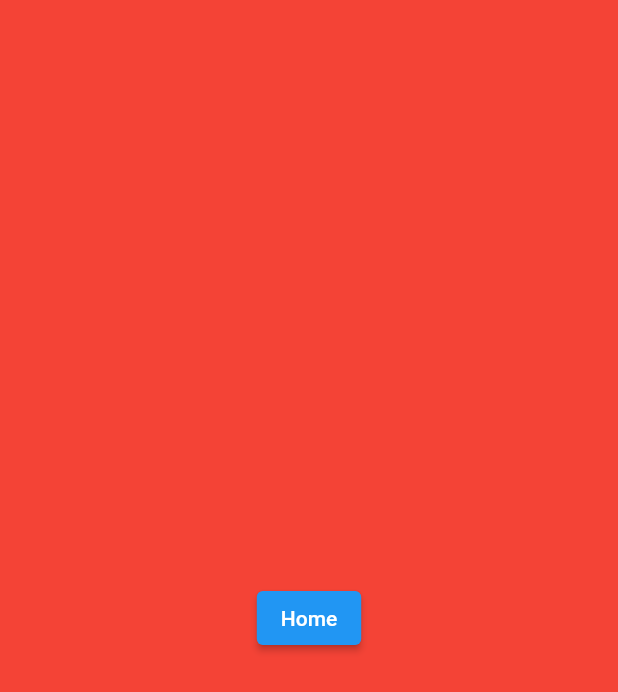
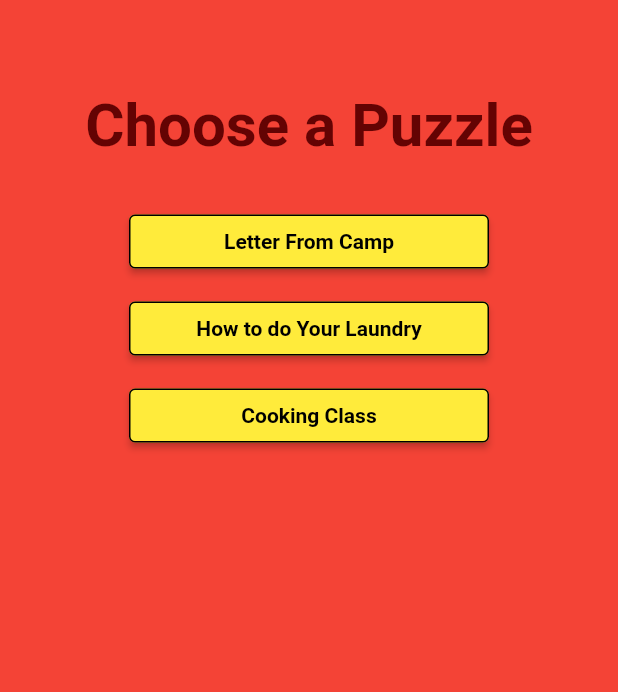
Before and after one commit to CaptGrizzly/Phone_Game_App, a Flutter app: the MadLibsHomeScreen screen opened directly, on a phone screen of 412 x 824 dp. Shown: the top 692 px of the screen. Run offline on Flutter 3.47's test engine with Material 2 defaults, Android fonts, the phone set to English and light mode, and no system bars; our stand-ins replace cloud_firestore, firebase_core; accounts and stored records are empty.

Commit message:
Mad Libs Screens

```diff
--- /dev/null
+++ b/lib/games/mad libs/mad_libs_home.dart
@@ -0,0 +1,110 @@
+import 'package:flutter/material.dart';
+import '../../home.dart';
+
+class MadLibsHomeScreen extends StatelessWidget {
+  const MadLibsHomeScreen({super.key});
+
+  @override
+  Widget build(BuildContext context) {
+    return Scaffold(
+      backgroundColor: Colors.red,
+      body: Center(
+        child: Column(
+          children: [
+            const SizedBox(height: 60),
+            const Text(
+              'Choose a Puzzle',
+              style: TextStyle(
+                fontSize: 40,
+                fontWeight: FontWeight.bold,
+                color: Color.fromARGB(255, 100, 3, 3),
+              ),
+              textAlign: TextAlign.center,
+            ),
+            const SizedBox(height: 30),
+            SizedBox(
+              width: 240,
+              child: ElevatedButton(
+                style: ElevatedButton.styleFrom(
+                  backgroundColor: Colors.yellow,
+                  side: const BorderSide(
+                    width: 1,
+                    color: Colors.black,
+                  ),
+                ),
+                onPressed: () {
+                  Navigator.push(
+                      context,
+                      MaterialPageRoute(builder: (context) => const GameHomeScreen())
+                  );
+                },
+                child: const Text(
+                  'Letter From Camp',
+                  style: TextStyle(
+                    fontWeight: FontWeight.bold,
+                    color: Colors.black,
+                  ),
+                  textAlign: TextAlign.center,
+                ),
+              ),
+            ),
+            const SizedBox(height: 10),
+            SizedBox(
+              width: 240,
+              child: ElevatedButton(
+                style: ElevatedButton.styleFrom(
+                  backgroundColor: Colors.yellow,
+                  side: const BorderSide(
+                    width: 1,
+                    color: Colors.black,
+                  ),
+                ),
+                onPressed: () {
+                  Navigator.push(
+                      context,
+                      MaterialPageRoute(builder: (context) => const GameHomeScreen())
+                  );
+                },
+                child: const Text(
+                  'How to do Your Laundry',
+                  style: TextStyle(
+                    fontWeight: FontWeight.bold,
+                    color: Colors.black,
+                  ),
+                  textAlign: TextAlign.center,
+                ),
+              ),
+            ),
+            const SizedBox(height: 10),
+            SizedBox(
+              width: 240,
+              child: ElevatedButton(
+                style: ElevatedButton.styleFrom(
+                  backgroundColor: Colors.yellow,
+                  side: const BorderSide(
+                    width: 1,
+                    color: Colors.black,
+                  ),
+                ),
+                onPressed: () {
+                  Navigator.push(
+                      context,
+                      MaterialPageRoute(builder: (context) => const GameHomeScreen())
+                  );
+                },
+                child: const Text(
+                  'Cooking Class',
+                  style: TextStyle(
+                    fontWeight: FontWeight.bold,
+                    color: Colors.black,
+                  ),
+                  textAlign: TextAlign.center,
+                ),
+              ),
+            ),
+          ],
+        ),
+      ),
+    );
+  }
+}
--- /dev/null
+++ b/lib/games/mad libs/mad_libs_screen.dart
@@ -0,0 +1,16 @@
+import 'package:flutter/material.dart';
+import '../../home.dart';
+
+class MadLibsInputScreen extends StatefulWidget {
+  const MadLibsInputScreen({super.key});
+
+  @override
+  State<MadLibsInputScreen> createState() => _MadLibsInputScreenState();
+}
+
+class _MadLibsInputScreenState extends State<MadLibsInputScreen> {
+  @override
+  Widget build(BuildContext context) {
+    return Container(color: const Color(0xFFFFE306));
+  }
+}
--- a/lib/games/mad_libs_home.dart
+++ /dev/null
@@ -1,24 +0,0 @@
-import 'package:flutter/material.dart';
-import '../home.dart';
-
-class MadLibsHomeScreen extends StatelessWidget {
-  const MadLibsHomeScreen({super.key});
-
-  @override
-  Widget build(BuildContext context) {
-    return Scaffold(
-      backgroundColor: Colors.red,
-      body: Center(
-        child: ElevatedButton(
-          onPressed: () {
-            Navigator.push(
-              context,
-              MaterialPageRoute(builder: (context) => const GameHomeScreen())
-            );
-          },
-          child: const Text('Home'),
-        ),
-      ),
-    );
-  }
-}
--- a/lib/home.dart
+++ b/lib/home.dart
@@ -1,6 +1,6 @@
 import 'package:flutter/material.dart';
 import 'games/hit_and_blow.dart';
-import 'games/mad_libs_home.dart';
+import 'games/mad libs/mad_libs_home.dart';
 import 'main.dart';
 import 'games/maze.dart';
 import 'scores.dart';
```
